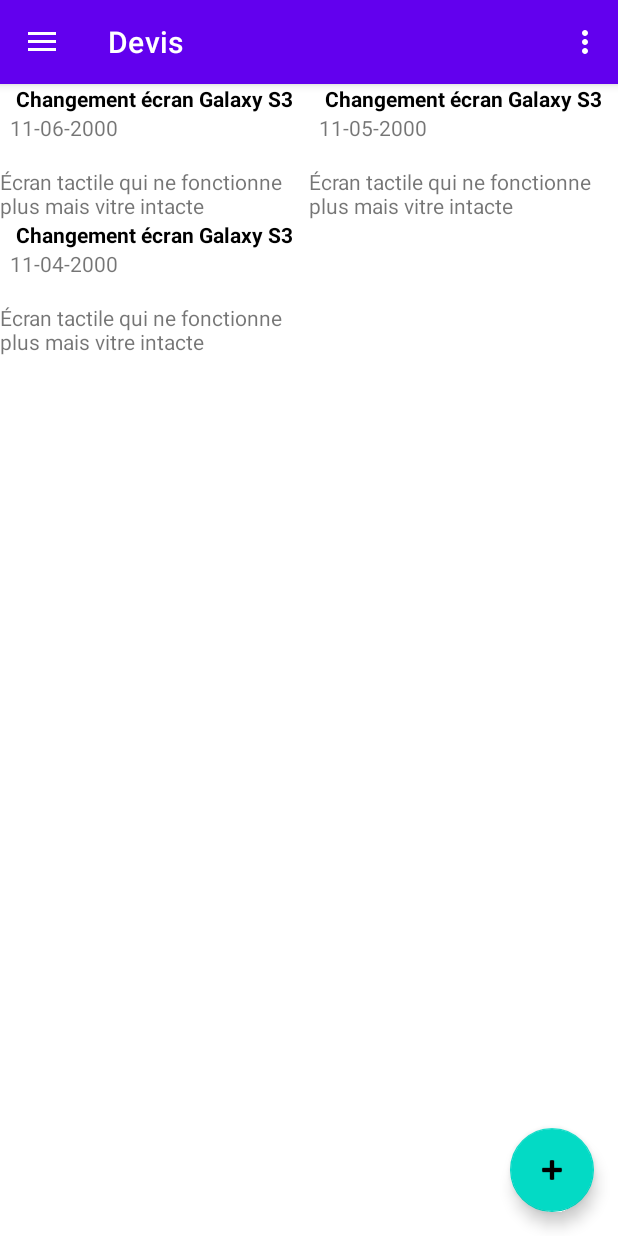
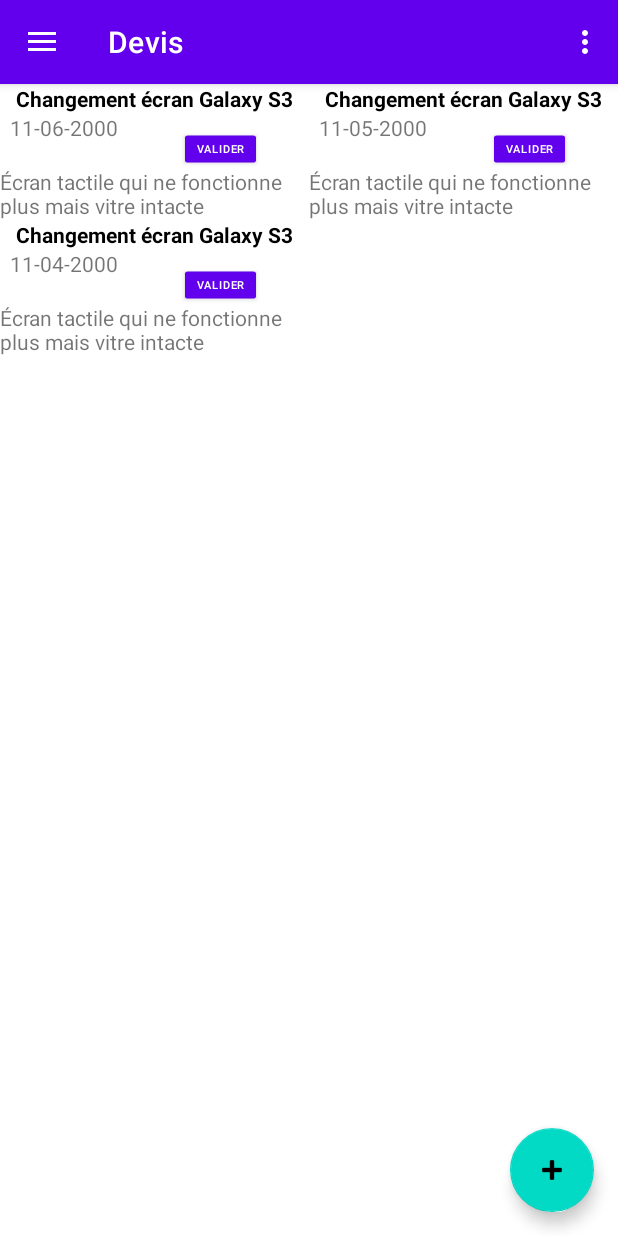
Before and after one commit to CocoH11/AndroidPtut, an Android app: the screen it shows after launch (MainActivity), in the side drawer, after a tap on "Devis", on a phone screen of 412 x 824 dp. Run offline under Robolectric (Android 15) with nearby library versions, the phone set to English and light mode, and no system bars; our stand-ins replace navigation-ui.

Commit message:
The estimate list screen is now able to update dynamically the list of interventions once an item has been validated

```diff
--- a/app/src/main/java/com/holcvart/androidptut/model/entity/Intervention.java
+++ b/app/src/main/java/com/holcvart/androidptut/model/entity/Intervention.java
@@ -21,6 +21,8 @@ public class Intervention extends Entity{
 
     public Intervention(){
         super();
+        isValid = false;
+        isBilled = false;
         partsNeededs = new ArrayList<>();
     }
 
--- a/app/src/main/java/com/holcvart/androidptut/model/repository/InterventionRepository.java
+++ b/app/src/main/java/com/holcvart/androidptut/model/repository/InterventionRepository.java
@@ -178,12 +178,16 @@ public class InterventionRepository extends EntityRepository{
     public void update(Entity entity) {
         Intervention intervention = (Intervention)entity;
         ContentValues values= new ContentValues();
-        values.put(PhoneRepairManagementContract.Intervention.COLUMN_NAME_TITLE, intervention.getTitle());
-        values.put(PhoneRepairManagementContract.Intervention.COLUMN_NAME_DATE, intervention.getDate());
-        values.put(PhoneRepairManagementContract.Intervention.COLUMN_NAME_DESCRIPTION, intervention.getDescription());
-        values.put(PhoneRepairManagementContract.Intervention.COLUMN_NAME_IS_VALID, intervention.isValid());
-        values.put(PhoneRepairManagementContract.Intervention.COLUMN_NAME_IS_BILLED, intervention.isBilled());
-        values.put(COLUMN_NAME_ID_CLIENT, intervention.getClient().getId());
+        if (intervention.getTitle() != null) values.put(PhoneRepairManagementContract.Intervention.COLUMN_NAME_TITLE, intervention.getTitle());
+        if (intervention.getDate() != null) values.put(PhoneRepairManagementContract.Intervention.COLUMN_NAME_DATE, intervention.getDate());
+        if (intervention.getDescription() != null) values.put(PhoneRepairManagementContract.Intervention.COLUMN_NAME_DESCRIPTION, intervention.getDescription());
+        if (intervention.isValid()) values.put(COLUMN_NAME_IS_VALID, 1);
+        else values.put(COLUMN_NAME_IS_VALID, 0);
+        if (intervention.getClient() != null){
+            values.put(PhoneRepairManagementContract.Intervention.COLUMN_NAME_IS_VALID, intervention.isValid());
+            values.put(PhoneRepairManagementContract.Intervention.COLUMN_NAME_IS_BILLED, intervention.isBilled());
+            values.put(COLUMN_NAME_ID_CLIENT, intervention.getClient().getId());
+        }
         int result = database.update(PhoneRepairManagementContract.Intervention.TABLE_NAME, values, PhoneRepairManagementContract.Intervention._ID + " = ?", new String[]{String.valueOf(intervention.getId())});
     }
 
--- a/app/src/main/java/com/holcvart/androidptut/view/model/InterventionViewModel.java
+++ b/app/src/main/java/com/holcvart/androidptut/view/model/InterventionViewModel.java
@@ -47,7 +47,7 @@ public class InterventionViewModel extends AndroidViewModel {
     public void loadInterventions() {
         List<Entity> entities = new ArrayList<>();
         String[] columns = new String[]{_ID, COLUMN_NAME_TITLE, COLUMN_NAME_DATE, COLUMN_NAME_DESCRIPTION, COLUMN_NAME_ID_CLIENT};
-        String[] selectionArgs = new String[]{String.valueOf(0)};
+        String[] selectionArgs = new String[]{String.valueOf(1)};
         String selection = SQL_WHERE(new String[]{COLUMN_NAME_IS_VALID});
         interventionRepository.find2(entities, columns, selection, selectionArgs, null);
         List<Intervention> newInterventions = (List<Intervention>) (List<?>) entities;
--- a/app/src/main/java/com/holcvart/androidptut/view/recycler_view/EstimateItemOnClickListener.java
+++ b/app/src/main/java/com/holcvart/androidptut/view/recycler_view/EstimateItemOnClickListener.java
@@ -4,6 +4,7 @@ import android.view.View;
 import android.widget.TextView;
 import android.widget.Toast;
 
+import com.holcvart.androidptut.R;
 import com.holcvart.androidptut.view.fragment.EstimateFragment;
 import com.holcvart.androidptut.view.fragment.InterventionFragment;
 
@@ -17,6 +18,7 @@ public class EstimateItemOnClickListener implements View.OnClickListener {
     }
     @Override
     public void onClick(View v) {
-        estimateFragment.navToDetailedView(v, position);
+        if (v.getId() == R.id.buttonEstimateValidate) estimateFragment.validateEstimation(position);
+        else estimateFragment.navToDetailedView(v, position);
     }
 }
--- a/app/src/main/java/com/holcvart/androidptut/view/recycler_view/EstimateListAdapter.java
+++ b/app/src/main/java/com/holcvart/androidptut/view/recycler_view/EstimateListAdapter.java
@@ -6,15 +6,17 @@ import android.view.ViewGroup;
 
 import androidx.annotation.NonNull;
 import androidx.recyclerview.widget.RecyclerView;
+import androidx.recyclerview.widget.RecyclerView.ViewHolder;
 
 import com.holcvart.androidptut.R;
 import com.holcvart.androidptut.model.entity.Intervention;
 import com.holcvart.androidptut.view.fragment.EstimateFragment;
 import com.holcvart.androidptut.view.fragment.InterventionFragment;
+import com.holcvart.androidptut.view.model.EstimateDetailsViewModel;
 
 import java.util.List;
 
-public class EstimateListAdapter extends RecyclerView.Adapter {
+public class EstimateListAdapter extends RecyclerView.Adapter{
     private List<Intervention> interventions;
     private EstimateFragment estimateFragment;
 
@@ -25,15 +27,18 @@ public class EstimateListAdapter extends RecyclerView.Adapter {
 
     @NonNull
     @Override
-    public RecyclerView.ViewHolder onCreateViewHolder(@NonNull ViewGroup parent, int viewType) {
+    public ViewHolder onCreateViewHolder(@NonNull ViewGroup parent, int viewType) {
         View view = LayoutInflater.from(parent.getContext()).inflate(viewType, parent, false);
         return new EstimateRecyclerViewHolder(view);
     }
 
     @Override
-    public void onBindViewHolder(@NonNull RecyclerView.ViewHolder holder, int position) {
+    public void onBindViewHolder(@NonNull ViewHolder holder, int position) {
         ((EstimateRecyclerViewHolder)holder).setDetails(interventions.get(position));
-        ((EstimateRecyclerViewHolder)holder).itemView.setOnClickListener(new EstimateItemOnClickListener(position, estimateFragment));
+        View.OnClickListener clickedListener = new EstimateItemOnClickListener(position, estimateFragment);
+        ((EstimateRecyclerViewHolder)holder).itemView.setOnClickListener(clickedListener);
+        ((EstimateRecyclerViewHolder)holder).itemView.findViewById(R.id.buttonEstimateValidate).setOnClickListener(clickedListener);
+
     }
 
     @Override
--- a/app/src/main/java/com/holcvart/androidptut/view/recycler_view/EstimateRecyclerViewHolder.java
+++ b/app/src/main/java/com/holcvart/androidptut/view/recycler_view/EstimateRecyclerViewHolder.java
@@ -1,6 +1,7 @@
 package com.holcvart.androidptut.view.recycler_view;
 
 import android.view.View;
+import android.widget.Button;
 import android.widget.TextView;
 
 import androidx.annotation.NonNull;
@@ -26,4 +27,5 @@ public class EstimateRecyclerViewHolder extends RecyclerView.ViewHolder {
         textViewDate.setText(intervention.getDate());
         textViewDescription.setText(intervention.getDescription());
     }
+
 }
--- a/app/src/main/res/layout/estimate_item.xml
+++ b/app/src/main/res/layout/estimate_item.xml
@@ -1,6 +1,7 @@
 <?xml version="1.0" encoding="utf-8"?>
 <androidx.constraintlayout.widget.ConstraintLayout xmlns:android="http://schemas.android.com/apk/res/android"
     xmlns:app="http://schemas.android.com/apk/res-auto"
+    xmlns:tools="http://schemas.android.com/tools"
     android:layout_width="match_parent"
     android:layout_height="wrap_content">
 
@@ -37,4 +38,17 @@
         app:layout_constraintHorizontal_bias="0.05"
         app:layout_constraintStart_toStartOf="parent"
         app:layout_constraintTop_toBottomOf="@+id/textViewTitleEstimate" />
+
+    <Button
+        android:id="@+id/buttonEstimateValidate"
+        android:layout_width="wrap_content"
+        android:layout_height="wrap_content"
+        android:scaleX="0.5"
+        android:scaleY="0.5"
+        android:text="@string/button_estimate_validate_text"
+        app:layout_constraintEnd_toEndOf="parent"
+        app:layout_constraintHorizontal_bias="0.9"
+        app:layout_constraintStart_toStartOf="parent"
+        app:layout_constraintTop_toBottomOf="@+id/textViewTitleEstimate" />
+
 </androidx.constraintlayout.widget.ConstraintLayout>
--- a/app/src/main/res/values/strings.xml
+++ b/app/src/main/res/values/strings.xml
@@ -25,4 +25,5 @@
 
     <string name="parts_needed_text">Pièces nécessaires</string>
     <string name="client_text">Client:</string>
+    <string name="button_estimate_validate_text">Valider</string>
 </resources>
```
Also changed, not shown: app/src/main/java/com/holcvart/androidptut/view/fragment/EstimateFragment.java (+6 -3 lines), app/src/main/java/com/holcvart/androidptut/view/model/EstimateViewModel.java (+12 -0 lines).
